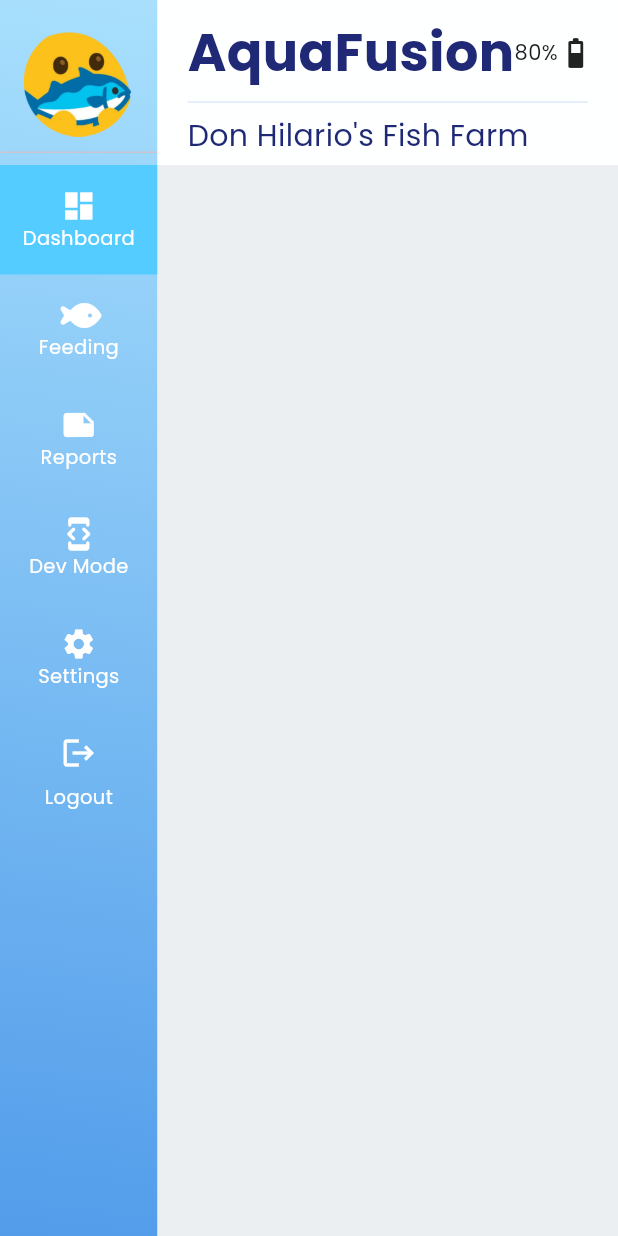
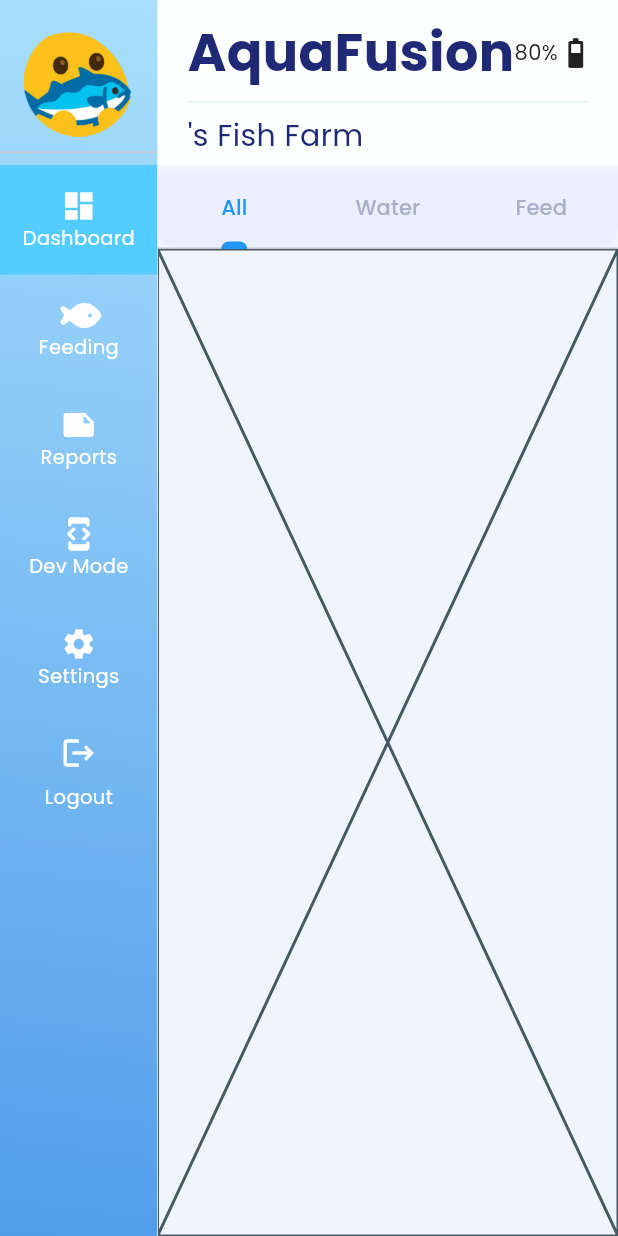
Before and after one commit to Pain4pple/aquafusion, a Flutter app: the Home screen opened directly, on a phone screen of 412 x 824 dp. Run offline on Flutter 3.47's test engine with Material 3 defaults, Android fonts, the phone set to English and light mode, and no system bars; our stand-ins replace cloud_firestore, firebase_auth, firebase_core, font_awesome_flutter, google_fonts; missing offline and left inert: dart:ffi, mqtt_client; accounts and stored records are empty.

Commit message:
MQTT and Dashboard update

```diff
--- a/lib/main.dart
+++ b/lib/main.dart
@@ -2,6 +2,7 @@ import 'dart:io';
 
 import 'package:aquafusion/screens/wrapper.dart';
 import 'package:aquafusion/services/auth.dart';
+import 'package:aquafusion/services/mqtt_wrapper.dart';
 import 'package:flutter/material.dart';
 import 'package:font_awesome_flutter/font_awesome_flutter.dart';
 import 'package:google_fonts/google_fonts.dart';
@@ -25,8 +26,11 @@ Future <void> main()async{
 }
 
 class MyApp extends StatelessWidget {
+  final MQTTClientWrapper mqttClient = MQTTClientWrapper();
+
   @override
   Widget build(BuildContext context) {
+    mqttClient.prepareMqttClient();
     return StreamProvider<UserModel?>.value(
       initialData: null,
       value: AuthService().user,
--- a/lib/screens/home/home.dart
+++ b/lib/screens/home/home.dart
@@ -1,5 +1,7 @@
 import 'package:aquafusion/screens/home/components/logout.dart';
 import 'package:aquafusion/services/auth.dart';
+import 'package:cloud_firestore/cloud_firestore.dart';
+import 'package:firebase_auth/firebase_auth.dart';
 import 'package:flutter/material.dart';
 import 'package:font_awesome_flutter/font_awesome_flutter.dart';
 import 'package:google_fonts/google_fonts.dart';
@@ -32,6 +34,11 @@ class Home extends StatefulWidget {
 class _HomeState extends State<Home> {
   int _selectedPageIndex = 0;
   final AuthService _firebaseAuth = AuthService();
+  FirebaseAuth _auth = FirebaseAuth.instance;
+  FirebaseFirestore _firestore = FirebaseFirestore.instance;
+  String? userName;
+  String? userPhoneNumber;
+  String? userSpecies;
 
   // Pages for navigation
   final List<Widget> _pages = [
@@ -42,10 +49,34 @@ class _HomeState extends State<Home> {
     SettingsScreen(),
   ];
 
+  @override
+  void initState() {
+    super.initState();
+    _getUserDetails();
+  }
+
   void _selectPage(int index) {
     setState(() {
       _selectedPageIndex = index;
     });
+  }
+  // Function to retrieve user details
+  Future<void> _getUserDetails() async {
+    try {
+      User? user = _auth.currentUser;
+      if (user != null) {
+        DocumentSnapshot userDoc = await _firestore.collection('users').doc(user.uid).get();
+        if (userDoc.exists) {
+          setState(() {
+            userName = userDoc['firstName'] ?? 'User';
+            userPhoneNumber = userDoc['phoneNumber'] ?? 'No phone number';
+            userSpecies = userDoc['species'] ?? 'No species';
+          });
+        }
+      }
+    } catch (e) {
+      print("Error fetching user details: $e");
+    }
   }
 
   @override
@@ -118,7 +149,7 @@ class _HomeState extends State<Home> {
                           color: Color(0xff529cea),
                           thickness: 0.2,
                         ),
-                        Text("Don Hilario's Fish Farm",
+                        Text("$userName's Fish Farm",
                             style: TextStyle(
                               fontWeight: FontWeight.w400,
                               fontSize: 20,
--- a/lib/screens/home/pages/dashboard.dart
+++ b/lib/screens/home/pages/dashboard.dart
@@ -1,15 +1,50 @@
+import 'package:aquafusion/screens/home/pages/tabs/all.dart';
+import 'package:aquafusion/screens/home/pages/tabs/feed.dart';
+import 'package:aquafusion/screens/home/pages/tabs/water.dart';
 import 'package:flutter/material.dart';
 
 class DashboardScreen extends StatelessWidget {
   const DashboardScreen({super.key});
 
   @override
-  Widget build(BuildContext context) {
-    return Scaffold(
-      backgroundColor: Colors.blueGrey[50],
-      body: Column(
-        children: [
-        ],
+ Widget build(BuildContext context) {
+    return DefaultTabController(
+      length: 3, // Number of tabs
+      child: Scaffold(
+      backgroundColor: Color(0xfff0f4ff),
+        appBar: AppBar(
+        bottom: PreferredSize(
+          preferredSize: Size.fromHeight(0.0),
+          child: Container(
+            decoration: BoxDecoration(
+              color: Color.fromARGB(255, 235, 239, 253), // Background color of the TabBar
+              borderRadius: BorderRadius.only(
+                bottomLeft: Radius.circular(15),
+                bottomRight: Radius.circular(15),
+              ),
+            ),
+            child: TabBar(
+            labelColor: Colors.blue,
+            unselectedLabelColor: const Color.fromARGB(255, 168, 176, 202),
+            indicatorColor: Colors.blue,
+            indicatorWeight: 5.0,
+            tabs: [
+              Tab(text: "All"),
+              Tab(text: "Water"),
+              Tab(text: "Feed"),
+            ],
+          ),
+          )
+        ),
+        backgroundColor: Color(0xfff0f4ff),
+        ),
+        body: TabBarView(
+          children: [
+            Center(child: All()),
+            Center(child: WaterQuality()),
+            Center(child: Feed()),
+          ],
+        ),
       ),
     );
   }
--- /dev/null
+++ b/lib/screens/home/pages/tabs/all.dart
@@ -0,0 +1,16 @@
+import 'package:flutter/foundation.dart';
+import 'package:flutter/widgets.dart';
+
+class All extends StatefulWidget {
+  const All({super.key});
+
+  @override
+  State<All> createState() => _AllState();
+}
+
+class _AllState extends State<All> {
+  @override
+  Widget build(BuildContext context) {
+    return const Placeholder();
+  }
+}
--- /dev/null
+++ b/lib/screens/home/pages/tabs/feed.dart
@@ -0,0 +1,15 @@
+import 'package:flutter/material.dart';
+
+class Feed extends StatefulWidget {
+  const Feed({super.key});
+
+  @override
+  State<Feed> createState() => _FeedState();
+}
+
+class _FeedState extends State<Feed> {
+  @override
+  Widget build(BuildContext context) {
+    return const Placeholder();
+  }
+}
--- a/lib/screens/setup/setup.dart
+++ b/lib/screens/setup/setup.dart
@@ -110,7 +110,7 @@ class _SetupState extends State<Setup> {
                           child: Text(option),
                         );
                       }).toList(),
-                      icon: Icon(Icons.arrow_drop_down, color: Colors.blue),
+                      icon: Icon(Icons.expand_more, color: Colors.blue),
                       style: GoogleFonts.poppins(color: Colors.black, fontSize: 16),
                     ),
                     SizedBox(height: 16),
@@ -143,7 +143,7 @@ class _SetupState extends State<Setup> {
                           child: Text(option),
                         );
                       }).toList(),
-                      icon: Icon(Icons.arrow_drop_down, color: Colors.blue),
+                      icon: Icon(Icons.expand_more, color: Colors.blue),
                       style: GoogleFonts.poppins(color: Colors.black, fontSize: 16),
                     ),
                     SizedBox(height: 16),
```
Also changed, not shown: lib/screens/home/components/logout.dart (+35 -3 lines), lib/screens/home/pages/tabs/water.dart (added, +15 -0 lines), lib/services/mqtt_wrapper.dart (added, +128 -0 lines).
